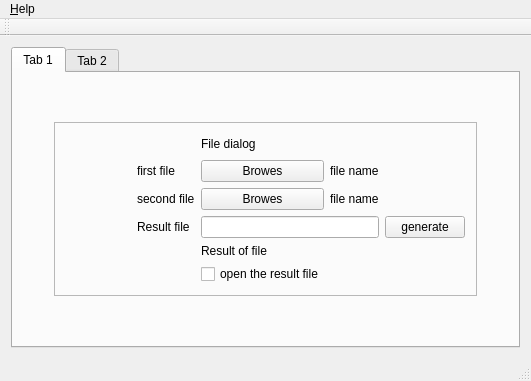
First picture: the form in mainwindow.ui, repository jawahar273/lib, before the edit.
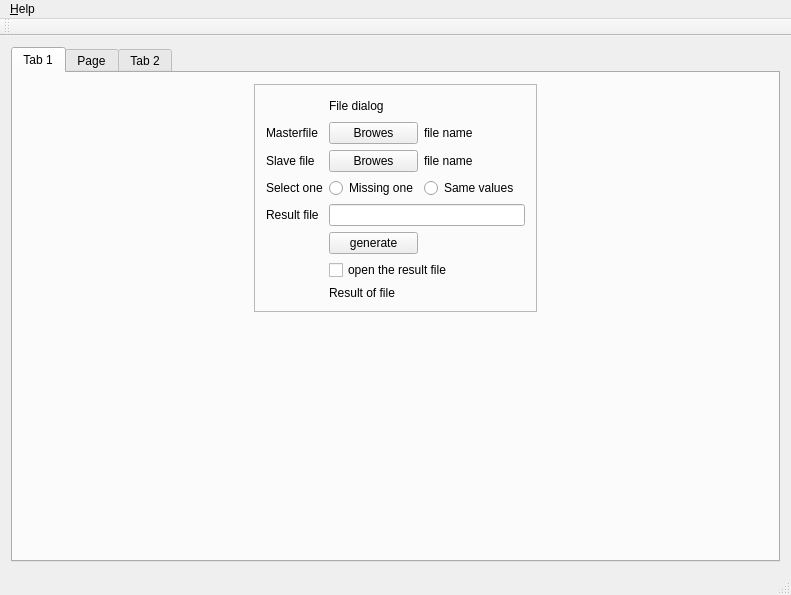
Second picture: the form after the edit. Icons and pictures are not drawn.

Patch:
```diff
--- a/mainwindow.ui
+++ b/mainwindow.ui
@@ -6,8 +6,8 @@
    <rect>
     <x>0</x>
     <y>0</y>
-    <width>531</width>
-    <height>381</height>
+    <width>791</width>
+    <height>595</height>
    </rect>
   </property>
   <property name="windowTitle">
@@ -38,7 +38,46 @@
         <string>Tab 1</string>
        </attribute>
        <layout class="QGridLayout" name="gridLayout_2">
+        <item row="0" column="0">
+         <spacer name="horizontalSpacer">
+          <property name="orientation">
+           <enum>Qt::Horizontal</enum>
+          </property>
+          <property name="sizeHint" stdset="0">
+           <size>
+            <width>40</width>
+            <height>20</height>
+           </size>
+          </property>
+         </spacer>
+        </item>
+        <item row="0" column="2">
+         <spacer name="horizontalSpacer_2">
+          <property name="orientation">
+           <enum>Qt::Horizontal</enum>
+          </property>
+          <property name="sizeHint" stdset="0">
+           <size>
+            <width>40</width>
+            <height>20</height>
+           </size>
+          </property>
+         </spacer>
+        </item>
         <item row="1" column="1">
+         <spacer name="verticalSpacer">
+          <property name="orientation">
+           <enum>Qt::Vertical</enum>
+          </property>
+          <property name="sizeHint" stdset="0">
+           <size>
+            <width>20</width>
+            <height>40</height>
+           </size>
+          </property>
+         </spacer>
+        </item>
+        <item row="0" column="1">
          <widget class="QFrame" name="frame">
           <property name="styleSheet">
            <string notr="true">font: italic 22pt &quot;Monotype Corsiva&quot;;</string>
@@ -50,35 +89,8 @@
            <enum>QFrame::Raised</enum>
           </property>
           <layout class="QGridLayout" name="gridLayout_3">
-           <item row="0" column="1">
-            <spacer name="horizontalSpacer_4">
-             <property name="orientation">
-              <enum>Qt::Horizontal</enum>
-             </property>
-             <property name="sizeHint" stdset="0">
-              <size>
-               <width>40</width>
-               <height>20</height>
-              </size>
-             </property>
-            </spacer>
-           </item>
-           <item row="3" column="5">
-            <widget class="QPushButton" name="pushButton_3">
-             <property name="text">
-              <string>generate</string>
-             </property>
-            </widget>
-           </item>
-           <item row="1" column="3">
-            <widget class="QPushButton" name="pushButton">
-             <property name="text">
-              <string>Browes</string>
-             </property>
-            </widget>
-           </item>
            <item row="0" column="0">
-            <spacer name="horizontalSpacer_3">
+            <spacer name="horizontalSpacer_4">
              <property name="orientation">
               <enum>Qt::Horizontal</enum>
              </property>
@@ -90,132 +102,132 @@
              </property>
             </spacer>
            </item>
-           <item row="1" column="4" colspan="2">
+           <item row="0" column="1" colspan="2">
+            <widget class="QLabel" name="Dialog_title">
+             <property name="styleSheet">
+              <string notr="true">font: italic 26pt &quot;Monotype Corsiva&quot;;</string>
+             </property>
+             <property name="text">
+              <string>File dialog</string>
+             </property>
+            </widget>
+           </item>
+           <item row="1" column="0">
+            <widget class="QLabel" name="label">
+             <property name="text">
+              <string>Masterfile</string>
+             </property>
+            </widget>
+           </item>
+           <item row="2" column="0">
+            <widget class="QLabel" name="label_2">
+             <property name="text">
+              <string>Slave file</string>
+             </property>
+            </widget>
+           </item>
+           <item row="2" column="1">
+            <widget class="QPushButton" name="pushButton_2">
+             <property name="maximumSize">
+              <size>
+               <width>193</width>
+               <height>44</height>
+              </size>
+             </property>
+             <property name="text">
+              <string>Browes</string>
+             </property>
+            </widget>
+           </item>
+           <item row="1" column="2">
             <widget class="QLabel" name="label_4">
              <property name="text">
               <string>&lt;html&gt;&lt;head/&gt;&lt;body&gt;&lt;p&gt;file name&lt;/p&gt;&lt;/body&gt;&lt;/html&gt;</string>
              </property>
             </widget>
            </item>
+           <item row="3" column="0">
+            <widget class="QLabel" name="label_7">
+             <property name="text">
+              <string>Select one</string>
+             </property>
+            </widget>
+           </item>
+           <item row="3" column="1">
+            <widget class="QRadioButton" name="radioButton">
+             <property name="text">
+              <string>Missing one</string>
+             </property>
+            </widget>
+           </item>
            <item row="2" column="2">
-            <widget class="QLabel" name="label_2">
-             <property name="text">
-              <string>second file</string>
-             </property>
-            </widget>
-           </item>
-           <item row="1" column="2">
-            <widget class="QLabel" name="label">
-             <property name="text">
-              <string>first file</string>
-             </property>
-            </widget>
-           </item>
-           <item row="3" column="2">
-            <widget class="QLabel" name="label_3">
-             <property name="text">
-              <string>Result file</string>
-             </property>
-            </widget>
-           </item>
-           <item row="2" column="4">
             <widget class="QLabel" name="label_5">
              <property name="text">
               <string>file name</string>
              </property>
             </widget>
            </item>
-           <item row="3" column="3" colspan="2">
+           <item row="4" column="1" colspan="3">
             <widget class="QLineEdit" name="lineEdit"/>
            </item>
-           <item row="2" column="3">
-            <widget class="QPushButton" name="pushButton_2">
+           <item row="4" column="0">
+            <widget class="QLabel" name="label_3">
              <property name="text">
-              <string>Browes</string>
+              <string>Result file</string>
              </property>
             </widget>
            </item>
-           <item row="4" column="3">
-            <widget class="QLabel" name="label_6">
+           <item row="3" column="2">
+            <widget class="QRadioButton" name="radioButton_2">
              <property name="text">
-              <string>Result of file</string>
+              <string>Same values</string>
              </property>
             </widget>
            </item>
-           <item row="0" column="3">
-            <widget class="QLabel" name="Dialog_title">
-             <property name="styleSheet">
-              <string notr="true">font: italic 26pt &quot;Monotype Corsiva&quot;;</string>
-             </property>
+           <item row="5" column="1">
+            <widget class="QPushButton" name="pushButton_3">
              <property name="text">
-              <string>File dialog</string>
+              <string>generate</string>
              </property>
             </widget>
            </item>
-           <item row="5" column="3">
+           <item row="6" column="1" colspan="3">
             <widget class="QCheckBox" name="open_result_file">
              <property name="text">
               <string>open the result file</string>
              </property>
             </widget>
            </item>
+           <item row="7" column="1" colspan="2">
+            <widget class="QLabel" name="label_6">
+             <property name="text">
+              <string>Result of file</string>
+             </property>
+            </widget>
+           </item>
+           <item row="1" column="1">
+            <widget class="QPushButton" name="pushButton">
+             <property name="maximumSize">
+              <size>
+               <width>193</width>
+               <height>44</height>
+              </size>
+             </property>
+             <property name="text">
+              <string>Browes</string>
+             </property>
+            </widget>
+           </item>
           </layout>
          </widget>
         </item>
-        <item row="1" column="0">
-         <spacer name="horizontalSpacer">
-          <property name="orientation">
-           <enum>Qt::Horizontal</enum>
-          </property>
-          <property name="sizeHint" stdset="0">
-           <size>
-            <width>40</width>
-            <height>20</height>
-           </size>
-          </property>
-         </spacer>
-        </item>
-        <item row="1" column="2">
-         <spacer name="horizontalSpacer_2">
-          <property name="orientation">
-           <enum>Qt::Horizontal</enum>
-          </property>
-          <property name="sizeHint" stdset="0">
-           <size>
-            <width>40</width>
-            <height>20</height>
-           </size>
-          </property>
-         </spacer>
-        </item>
-        <item row="2" column="1">
-         <spacer name="verticalSpacer_2">
-          <property name="orientation">
-           <enum>Qt::Vertical</enum>
-          </property>
-          <property name="sizeHint" stdset="0">
-           <size>
-            <width>20</width>
-            <height>40</height>
-           </size>
-          </property>
-         </spacer>
-        </item>
-        <item row="0" column="1">
-         <spacer name="verticalSpacer">
-          <property name="orientation">
-           <enum>Qt::Vertical</enum>
-          </property>
-          <property name="sizeHint" stdset="0">
-           <size>
-            <width>20</width>
-            <height>40</height>
-           </size>
-          </property>
-         </spacer>
-        </item>
        </layout>
       </widget>
+      <widget class="QWidget" name="tab_3">
+       <attribute name="title">
+        <string>Page</string>
+       </attribute>
+      </widget>
       <widget class="QWidget" name="tab_2">
        <attribute name="title">
         <string>Tab 2</string>
@@ -235,7 +247,7 @@
     <rect>
      <x>0</x>
      <y>0</y>
-     <width>531</width>
+     <width>791</width>
      <height>21</height>
     </rect>
    </property>
```
Left out of the diff: 8 changed lines with no effect on the pictures.
